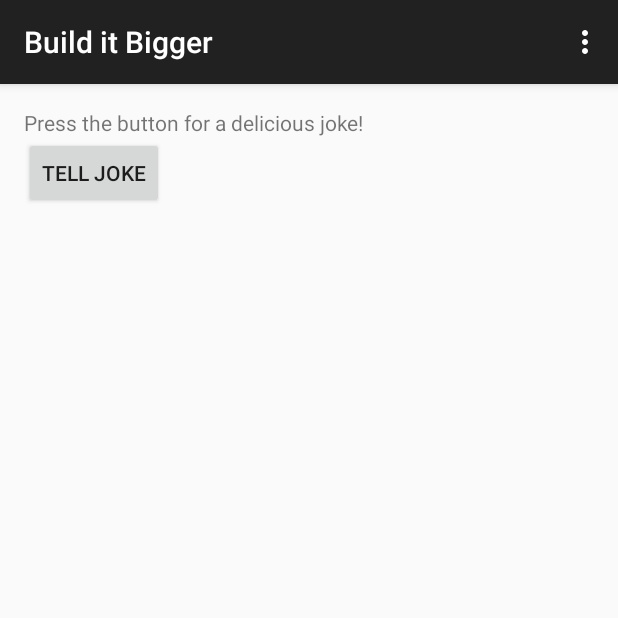
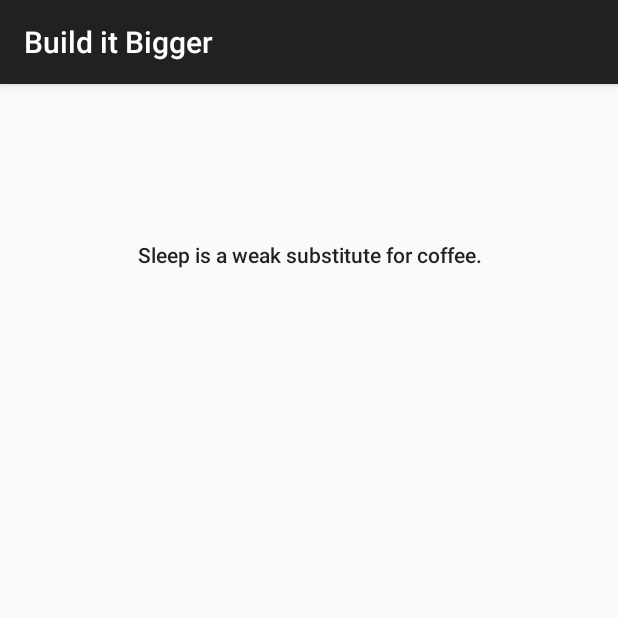
Before and after one commit to abhifocals/buildItBigger, an Android app: the screen it shows after launch (MainActivity before the commit, JokeActivity after it), after a tap on "TELL JOKE", on a phone screen of 412 x 824 dp, the top half of it. Run offline under Robolectric (Android 15) with nearby library versions, the phone set to English and light mode, and no system bars; our stand-ins replace AdMob.

Commit message:
Open Activity from Android Lib when Joke button
is pressed.

```diff
--- a/app/src/main/java/com/udacity/gradle/builditbigger/MainActivity.java
+++ b/app/src/main/java/com/udacity/gradle/builditbigger/MainActivity.java
@@ -1,5 +1,6 @@
 package com.udacity.gradle.builditbigger;
 
+import android.content.Intent;
 import android.os.Bundle;
 import android.support.v7.app.AppCompatActivity;
 import android.view.Menu;
@@ -10,6 +11,7 @@ import android.widget.TextView;
 import android.widget.Toast;
 
 import com.focals.jokes.Jokes;
+import com.focals.jokescreen.JokeActivity;
 
 
 public class MainActivity extends AppCompatActivity {
@@ -45,15 +47,10 @@ public class MainActivity extends AppCompatActivity {
 
     public void tellJoke(View view) {
         Jokes jokes = new Jokes();
-        Toast toast = Toast.makeText(this, jokes.getJoke(), Toast.LENGTH_SHORT);
+        String joke = jokes.getJoke();
 
-        // Setting Toast Text Size
-        ViewGroup group = (ViewGroup) toast.getView();
-        TextView messageTextView = (TextView) group.getChildAt(0);
-        messageTextView.setTextSize(25);
-
-        toast.show();
+        Intent intent = new Intent(this, JokeActivity.class);
+        intent.putExtra("JOKE", joke);
+        startActivity(intent);
     }
-
-
 }
--- a/jokescreen/src/main/java/com/focals/jokescreen/JokeActivity.java
+++ b/jokescreen/src/main/java/com/focals/jokescreen/JokeActivity.java
@@ -2,12 +2,22 @@ package com.focals.jokescreen;
 
 import android.support.v7.app.AppCompatActivity;
 import android.os.Bundle;
+import android.widget.TextView;
 
 public class JokeActivity extends AppCompatActivity {
+
+    TextView jokeTextView;
 
     @Override
     protected void onCreate(Bundle savedInstanceState) {
         super.onCreate(savedInstanceState);
         setContentView(R.layout.activity_joke);
+
+        //  Initialize Joke TextView
+        jokeTextView = findViewById(R.id.tv_joke);
+
+        // Get Joke from Intent
+        String joke = getIntent().getStringExtra("JOKE");
+        jokeTextView.setText(joke);
     }
 }
--- a/jokescreen/src/main/res/layout/activity_joke.xml
+++ b/jokescreen/src/main/res/layout/activity_joke.xml
@@ -6,4 +6,14 @@
     android:layout_height="match_parent"
     tools:context=".JokeActivity">
 
+    <TextView
+        android:id="@+id/tv_joke"
+        android:layout_width="match_parent"
+        android:layout_height="wrap_content"
+        android:layout_marginTop="104dp"
+        android:gravity="center"
+        android:text="TextView"
+        android:textAppearance="@style/TextAppearance.AppCompat.Body2"
+        app:layout_constraintStart_toStartOf="parent"
+        app:layout_constraintTop_toTopOf="parent" />
 </android.support.constraint.ConstraintLayout>
```
Also changed, not shown: 10 other files.
